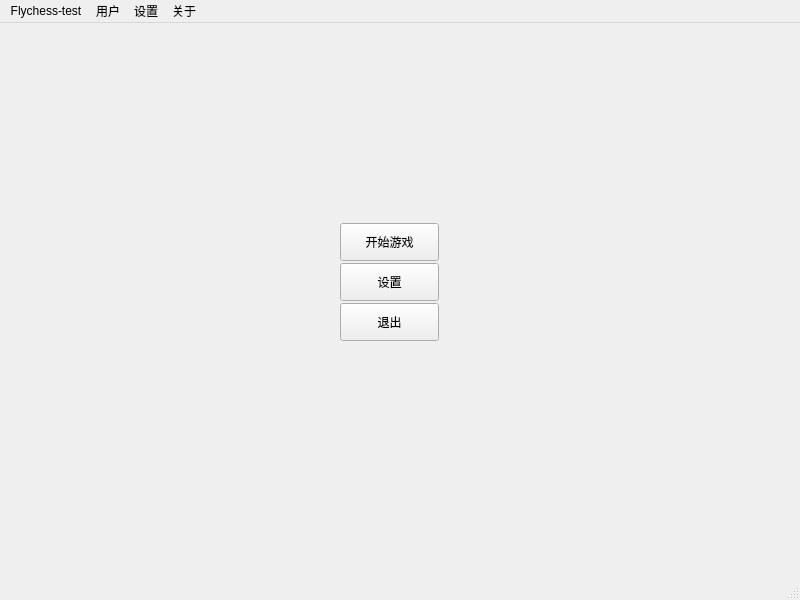
This is client/src/MainWindow.ui in Kez-Jo1909/NO_Flychess as Qt 5 draws it before an edit. The edited form follows.
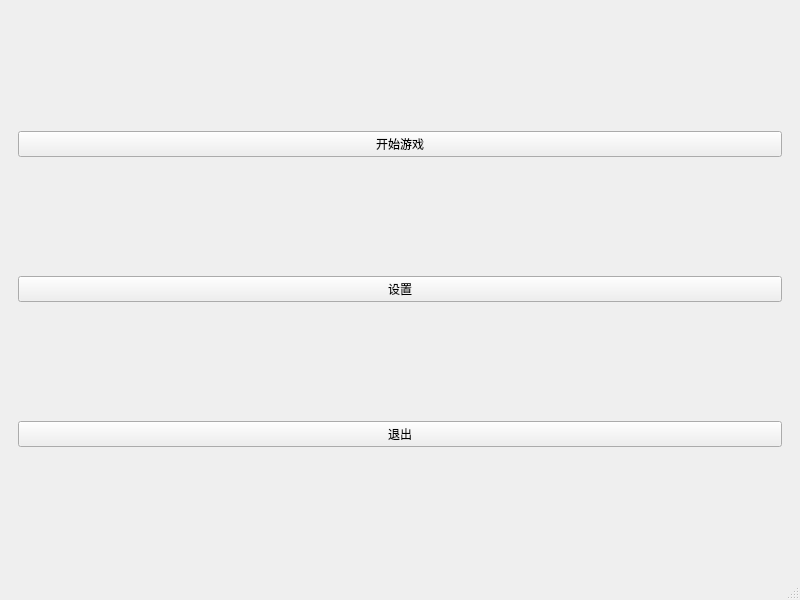
This is the edited form. Icons and pictures are not drawn.

Commit message: [add]fuck qt designer

Patch:
```diff
--- a/client/src/MainWindow.ui
+++ b/client/src/MainWindow.ui
@@ -13,70 +13,59 @@
   <property name="windowTitle">
    <string>Flychess_QT_Client</string>
   </property>
-  <property name="windowIcon">
-   <iconset>
-    <normaloff>../../../../frontend/src/takina.png</normaloff>../../../../frontend/src/takina.png</iconset>
-  </property>
-  <widget class="QWidget" name="MainMenuWidget">
+  <widget class="QWidget" name="centralwidget">
+   <layout class="QVBoxLayout" name="verticalLayout">
+    <item>
+     <widget class="QStackedWidget" name="stackedWidget">
+      <widget class="QWidget" name="page">
+       <layout class="QVBoxLayout" name="verticalLayout_page">
+        <item>
    <widget class="QPushButton" name="StartButton">
-    <property name="geometry">
-     <rect>
-      <x>340</x>
-      <y>200</y>
-      <width>99</width>
-      <height>38</height>
-     </rect>
+          <property name="sizePolicy">
+           <sizepolicy hsizetype="Preferred" vsizetype="Fixed">
+            <horstretch>0</horstretch>
+            <verstretch>0</verstretch>
+           </sizepolicy>
     </property>
     <property name="text">
      <string>开始游戏</string>
     </property>
    </widget>
-   <widget class="QLabel" name="SakanaLabel">
-    <property name="geometry">
-     <rect>
-      <x>590</x>
-      <y>350</y>
-      <width>201</width>
-      <height>191</height>
-     </rect>
-    </property>
-    <property name="text">
-     <string/>
-    </property>
-    <property name="pixmap">
-     <pixmap>../../frontend/src/takina.png</pixmap>
-    </property>
-   </widget>
+        </item>
+        <item>
    <widget class="QPushButton" name="SettingsButton">
-    <property name="geometry">
-     <rect>
-      <x>340</x>
-      <y>240</y>
-      <width>99</width>
-      <height>38</height>
-     </rect>
+          <property name="sizePolicy">
+           <sizepolicy hsizetype="Preferred" vsizetype="Fixed">
+            <horstretch>0</horstretch>
+            <verstretch>0</verstretch>
+           </sizepolicy>
     </property>
     <property name="text">
      <string>设置</string>
     </property>
    </widget>
+        </item>
+        <item>
    <widget class="QPushButton" name="ExitButton">
-    <property name="geometry">
-     <rect>
-      <x>340</x>
-      <y>280</y>
-      <width>99</width>
-      <height>38</height>
-     </rect>
+          <property name="sizePolicy">
+           <sizepolicy hsizetype="Preferred" vsizetype="Fixed">
+            <horstretch>0</horstretch>
+            <verstretch>0</verstretch>
+           </sizepolicy>
     </property>
     <property name="text">
      <string>退出</string>
     </property>
    </widget>
-   <zorder>StartButton</zorder>
-   <zorder>SettingsButton</zorder>
-   <zorder>ExitButton</zorder>
-   <zorder>SakanaLabel</zorder>
+        </item>
+       </layout>
+      </widget>
+      <widget class="QWidget" name="page_2">
+       <layout class="QVBoxLayout" name="verticalLayout_page2"/>
+      </widget>
+     </widget>
+    </item>
+   </layout>
   </widget>
   <widget class="QMenuBar" name="menubar">
    <property name="geometry">
@@ -87,30 +76,6 @@
      <height>32</height>
     </rect>
    </property>
-   <widget class="QMenu" name="menuFlychess">
-    <property name="title">
-     <string>Flychess-test</string>
-    </property>
-   </widget>
-   <widget class="QMenu" name="menutest2">
-    <property name="title">
-     <string>设置</string>
-    </property>
-   </widget>
-   <widget class="QMenu" name="menu">
-    <property name="title">
-     <string>用户</string>
-    </property>
-   </widget>
-   <widget class="QMenu" name="menu_about">
-    <property name="title">
-     <string>关于</string>
-    </property>
-   </widget>
-   <addaction name="menuFlychess"/>
-   <addaction name="menu"/>
-   <addaction name="menutest2"/>
-   <addaction name="menu_about"/>
   </widget>
   <widget class="QStatusBar" name="statusbar"/>
  </widget>
```
Left out of the diff: 2 changed lines with no effect on the pictures. Lines whose indentation alone changed are shown as unchanged. The commit also changes 1 other file.
